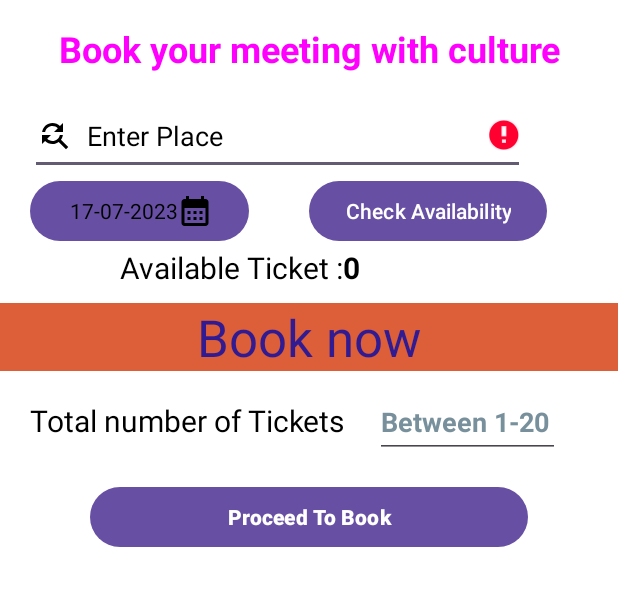
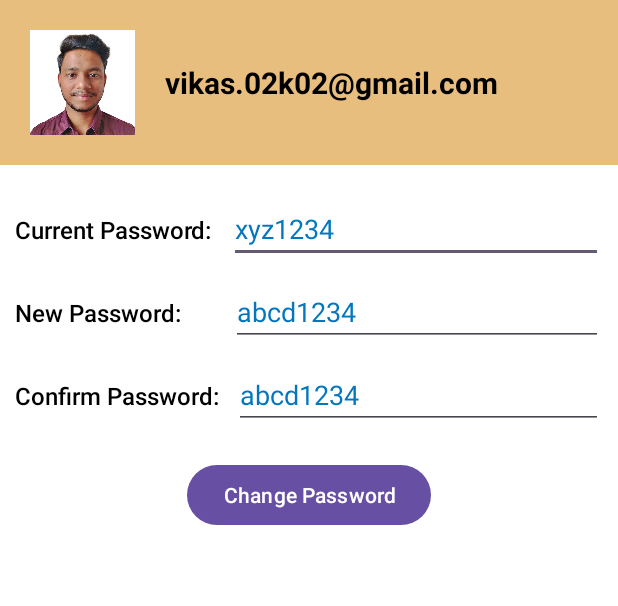
Before and after one commit to vikas02k02/My-Heritage-QR, an Android app: the ticket screen opened directly, with no data from a screen before it, in the side drawer, after a tap on "Change Password", on a phone screen of 412 x 824 dp, the part 96-702 px from its top. Run offline under Robolectric (Android 15) with nearby library versions, the phone set to English and light mode, and no system bars.

Commit message:
fragment change password is added to project

```diff
--- /dev/null
+++ b/app/src/main/java/com/vikas/qr/F_changePassword.java
@@ -0,0 +1,54 @@
+package com.vikas.qr;
+
+import android.os.Bundle;
+
+import androidx.fragment.app.Fragment;
+
+import android.view.LayoutInflater;
+import android.view.View;
+import android.view.ViewGroup;
+import android.widget.Button;
+import android.widget.EditText;
+import android.widget.Toast;
+
+import java.util.Objects;
+
+public class F_changePassword extends Fragment {
+    EditText Et_currentPassword ,Et_newPassword ,Et_confirmPassword;
+    Button Btn_enter;
+
+    public F_changePassword() {
+        // Required empty public constructor
+    }
+
+
+    @Override
+    public View onCreateView(LayoutInflater inflater, ViewGroup container,
+                             Bundle savedInstanceState) {
+        View view =inflater.inflate(R.layout.fragment_f_changepassword, container, false);
+        Et_currentPassword=view.findViewById(R.id.et_currentPass);
+        Et_newPassword=view.findViewById(R.id.et_newPass);
+        Et_confirmPassword=view.findViewById(R.id.et_confirmPass);
+        Btn_enter =view.findViewById(R.id.btn_changePass);
+        Btn_enter.setOnClickListener(v -> {
+            String currentP =Et_currentPassword.getText().toString();
+            String newP =Et_newPassword.getText().toString();
+            String confirmP =Et_confirmPassword.getText().toString();
+            if(newP.length()<5 ) {
+                Et_newPassword.setError("Too Small ,must be > 5");
+            } else if (!Objects.equals(currentP, data.getPassword())) {
+                Et_currentPassword.setError("Enter Correct Password");
+
+            } else if (!newP.equals(confirmP)) {
+                Et_confirmPassword.setError("Should be same as New Password");
+            } else if (currentP.equals(newP)) {
+                Et_newPassword.setError("Same as current Password");
+            } else {
+                data.setPassword(newP);
+                Toast.makeText(getActivity(),"Password Changed Successfully",Toast.LENGTH_LONG).show();
+            }
+        });
+        // Inflate the layout for this fragment
+        return view;
+    }
+}
--- a/app/src/main/java/com/vikas/qr/F_payment.java
+++ b/app/src/main/java/com/vikas/qr/F_payment.java
@@ -20,8 +20,8 @@ import com.journeyapps.barcodescanner.BarcodeEncoder;
 
 public class F_payment extends Fragment {
     Button btn;
-    TextView BookMessege,data;
-    ImageView img ,Iv_ticket;
+    TextView BookMessage,data;
+    ImageView img ;
 
 
 
@@ -43,7 +43,7 @@ public class F_payment extends Fragment {
         btn =view.findViewById(R.id.btn_pay);
         img = view.findViewById(R.id.iv_ticket);
         data=view.findViewById(R.id.totalCost);
-        BookMessege=view.findViewById(R.id.tv_bookMessege);
+        BookMessage=view.findViewById(R.id.tv_bookMessege);
 
         assert getArguments() != null;
         String str =getArguments().getString("new");
@@ -58,8 +58,7 @@ public class F_payment extends Fragment {
                 BarcodeEncoder mEncoder = new BarcodeEncoder();
                 Bitmap mBitmap = mEncoder.createBitmap(mMatrix);
                 img.setImageBitmap(mBitmap);
-                BookMessege.setText("Congratulations Your ticket to Culture has been booked Scroll Down");
-//                animateScrollDown();
+                BookMessage.setText("Congratulations Your ticket to Culture has been booked Scroll Down");
 
             }catch (WriterException e){
                 e.printStackTrace();
@@ -70,10 +69,4 @@ public class F_payment extends Fragment {
 
         return view;
     }
-//    upward scroll animation
-//    public void animateScrollDown() {
-//        ObjectAnimator animator = ObjectAnimator.ofFloat(BookMessege, "translationY", -1000f);
-//        animator.setDuration(1000); // Adjust the duration as needed
-//        animator.start();
-//    }
 }
--- a/app/src/main/java/com/vikas/qr/ticket.java
+++ b/app/src/main/java/com/vikas/qr/ticket.java
@@ -1,10 +1,8 @@
 package com.vikas.qr;
 
 import android.os.Bundle;
-import android.view.MenuItem;
 import android.widget.Toast;
 
-import androidx.annotation.NonNull;
 import androidx.appcompat.app.ActionBarDrawerToggle;
 import androidx.appcompat.app.AppCompatActivity;
 import androidx.appcompat.widget.Toolbar;
@@ -14,7 +12,6 @@ import androidx.fragment.app.Fragment;
 import androidx.fragment.app.FragmentManager;
 import androidx.fragment.app.FragmentTransaction;
 
-import com.google.android.material.bottomnavigation.BottomNavigationView;
 import com.google.android.material.navigation.NavigationView;
 
 public class ticket extends AppCompatActivity {
@@ -36,9 +33,7 @@ public class ticket extends AppCompatActivity {
         toggle.syncState();
         FragmentManager fm=getSupportFragmentManager();
         fm.beginTransaction().add(R.id.lt_frame,new F_home()).commit();
-        Nv_drawer.setNavigationItemSelectedListener(new NavigationView.OnNavigationItemSelectedListener() {
-            @Override
-            public boolean onNavigationItemSelected(@NonNull MenuItem item) {
+        Nv_drawer.setNavigationItemSelectedListener(item -> {
             int id=item.getItemId();
             if(id==R.id.home){
                 loadFragment(new F_home());
@@ -49,7 +44,7 @@ public class ticket extends AppCompatActivity {
             }else if (id==R.id.notification_setting) {
                 Toast.makeText(ticket.this, "Notification Fragment invoked", Toast.LENGTH_SHORT).show();
             }else if (id==R.id.change_password) {
-//                    loadFragment(new F_changePassword());
+                loadFragment(new F_changePassword());
                 Toast.makeText(ticket.this, "Password Fragment invoked", Toast.LENGTH_SHORT).show();
             }else if (id==R.id.about_us) {
                 Toast.makeText(ticket.this, "About us Fragment invoked", Toast.LENGTH_SHORT).show();
@@ -63,7 +58,6 @@ public class ticket extends AppCompatActivity {
             }
             Lt_drawer.closeDrawer(GravityCompat.START);
             return true;
-            }
         });
 
     }
--- /dev/null
+++ b/app/src/main/res/layout/fragment_f_changepassword.xml
@@ -0,0 +1,147 @@
+<?xml version="1.0" encoding="utf-8"?>
+<LinearLayout xmlns:android="http://schemas.android.com/apk/res/android"
+    xmlns:app="http://schemas.android.com/apk/res-auto"
+    xmlns:tools="http://schemas.android.com/tools"
+    android:layout_width="match_parent"
+    android:layout_height="match_parent"
+    android:orientation="vertical"
+    tools:context=".F_changePassword">
+
+    <LinearLayout
+        android:layout_width="match_parent"
+        android:layout_height="110dp"
+        android:background="#E8BE7F"
+        android:orientation="horizontal">
+
+        <ImageView
+            android:id="@+id/imageView"
+            android:layout_width="70dp"
+            android:layout_height="70dp"
+            android:layout_gravity="center|center_horizontal"
+            android:layout_marginStart="20dp"
+            android:src="@drawable/pic"
+            android:contentDescription="@string/user_image" />
+
+        <TextView
+            android:layout_width="wrap_content"
+            android:layout_height="wrap_content"
+            android:layout_gravity="center"
+            android:layout_marginStart="20dp"
+            android:text="@string/vikas_02k02_gmail_com"
+            android:textColor="@color/black"
+            android:textSize="20sp"
+            android:textStyle="bold" />
+    </LinearLayout>
+
+
+    <LinearLayout
+        android:layout_width="match_parent"
+        android:layout_height="wrap_content"
+        android:layout_marginTop="20dp"
+        android:orientation="horizontal">
+
+        <TextView
+            android:id="@+id/textView1"
+            android:layout_width="wrap_content"
+            android:layout_height="wrap_content"
+            android:layout_marginStart="10dp"
+            android:text="@string/current_password"
+            android:textAppearance="@style/TextAppearance.AppCompat.Body2"
+            android:textColor="@color/black"
+            android:textSize="16sp" />
+
+        <EditText
+            android:id="@+id/et_currentPass"
+            android:layout_width="0dp"
+            android:layout_height="wrap_content"
+            android:layout_marginStart="11dp"
+            android:layout_marginEnd="10dp"
+            android:layout_weight="1"
+            android:ems="10"
+            android:hint="xyz1234"
+            android:importantForAutofill="no"
+            android:inputType="text"
+            android:maxHeight="49dp"
+            android:textColor="@color/black"
+            android:textColorHint="#0277BD"
+            tools:ignore="HardcodedText,TouchTargetSizeCheck,VisualLintTextFieldSize" />
+    </LinearLayout>
+
+    <LinearLayout
+        android:layout_width="match_parent"
+        android:layout_height="wrap_content"
+        android:layout_marginTop="10dp"
+        android:orientation="horizontal">
+
+        <TextView
+            android:id="@+id/textView2"
+            android:layout_width="wrap_content"
+            android:layout_height="wrap_content"
+            android:layout_marginStart="10dp"
+            android:text="New Password:"
+            android:textAppearance="@style/TextAppearance.AppCompat.Body2"
+            android:textColor="@color/black"
+            android:textSize="16sp"
+            tools:ignore="HardcodedText" />
+
+        <EditText
+            android:id="@+id/et_newPass"
+            android:layout_width="0dp"
+            android:layout_height="wrap_content"
+            android:layout_marginStart="33dp"
+            android:layout_marginEnd="10dp"
+            android:layout_weight="1"
+            android:ems="10"
+            android:hint="abcd1234"
+            android:importantForAutofill="no"
+            android:inputType="text"
+            android:maxHeight="49dp"
+            android:textColor="@color/black"
+            android:textColorHint="#0277BD"
+            tools:ignore="DuplicateSpeakableTextCheck,HardcodedText,TouchTargetSizeCheck,VisualLintTextFieldSize" />
+    </LinearLayout>
+
+    <LinearLayout
+        android:layout_width="match_parent"
+        android:layout_height="wrap_content"
+        android:layout_marginTop="10dp"
+        android:orientation="horizontal">
+
+        <TextView
+            android:id="@+id/textView3"
+            android:layout_width="wrap_content"
+            android:layout_height="wrap_content"
+            android:layout_marginStart="10dp"
+            android:text="Confirm Password:"
+            android:textAppearance="@style/TextAppearance.AppCompat.Body2"
+            android:textSize="16sp"
+            android:textColor="@color/black"
+            tools:ignore="HardcodedText" />
+
+        <EditText
+            android:id="@+id/et_confirmPass"
+            android:layout_width="0dp"
+            android:layout_height="wrap_content"
+            android:layout_marginStart="10dp"
+            android:layout_marginEnd="10dp"
+            android:layout_weight="1"
+            android:ems="10"
+            android:hint="abcd1234"
+            android:importantForAutofill="no"
+            android:inputType="text"
+            android:maxHeight="49dp"
+            android:textColor="@color/black"
+            android:textColorHint="#0277BD"
+            tools:ignore="HardcodedText,TouchTargetSizeCheck,VisualLintTextFieldSize" />
+    </LinearLayout>
+
+    <Button
+        android:id="@+id/btn_changePass"
+        android:layout_width="wrap_content"
+        android:layout_height="wrap_content"
+        android:layout_gravity="center"
+        android:layout_marginTop="20dp"
+        android:text="Change Password"
+        tools:ignore="HardcodedText" />
+
+</LinearLayout>
--- a/app/src/main/res/layout/fragment_f_home.xml
+++ b/app/src/main/res/layout/fragment_f_home.xml
@@ -63,8 +63,8 @@
                     android:layout_height="wrap_content"
                     android:layout_gravity="center"
                     android:hint="@string/date_input"
-                    android:textColor="@color/black"
-                    android:textColorHint="#C5E1A5" />
+                    android:textColor="@color/red"
+                    android:textColorHint="#FFD180" />
 
             </FrameLayout>
 
--- a/app/src/main/res/layout/lt_header.xml
+++ b/app/src/main/res/layout/lt_header.xml
@@ -14,16 +14,17 @@
         android:layout_height="67dp"
         android:layout_gravity="center"
         app:srcCompat="@drawable/pic"
-        android:layout_marginTop="5dp"/>
+        android:layout_marginTop="5dp"
+        android:importantForAccessibility="no" />
 
     <TextView
         android:id="@+id/textView9"
         android:layout_width="wrap_content"
         android:layout_height="wrap_content"
-        android:text="Vikas Kumar"
         android:layout_gravity="center"
+        android:layout_marginBottom="10sp"
+        android:text="@string/vikas_kumar"
+        android:textColor="#616161"
         android:textSize="30sp"
-        android:layout_marginBottom="10sp"
-        android:textStyle="bold"
-        android:textColor="@color/white"/>
+        android:textStyle="bold" />
 </LinearLayout>
--- a/app/src/main/res/values/strings.xml
+++ b/app/src/main/res/values/strings.xml
@@ -27,5 +27,9 @@
     <string name="terms_and_conditions"><![CDATA[Terms & Conditions]]></string>
     <string name="OpenDrawer">Open Navigation drawer</string>
     <string name="CloseDrawer">Close Navigation drawer</string>
+    <string name="user_image">User Image</string>
+    <string name="vikas_02k02_gmail_com">vikas.02k02@gmail.com</string>
+    <string name="current_password">Current Password:</string>
+    <string name="vikas_kumar">Vikas Kumar</string>
 
 </resources>
```
Lines whose indentation alone changed are shown as unchanged.
